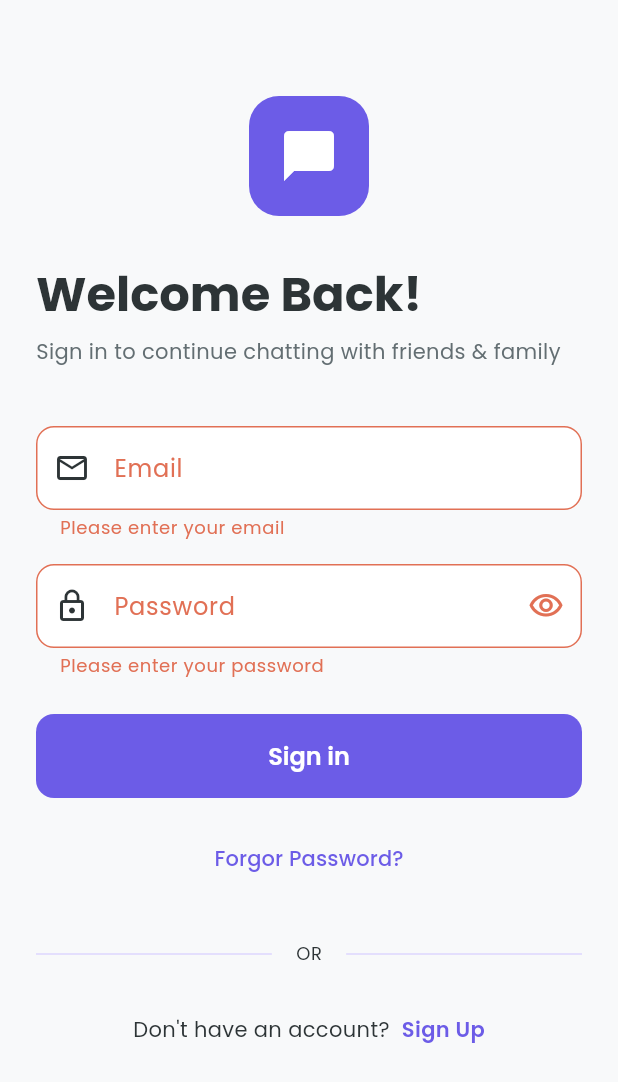
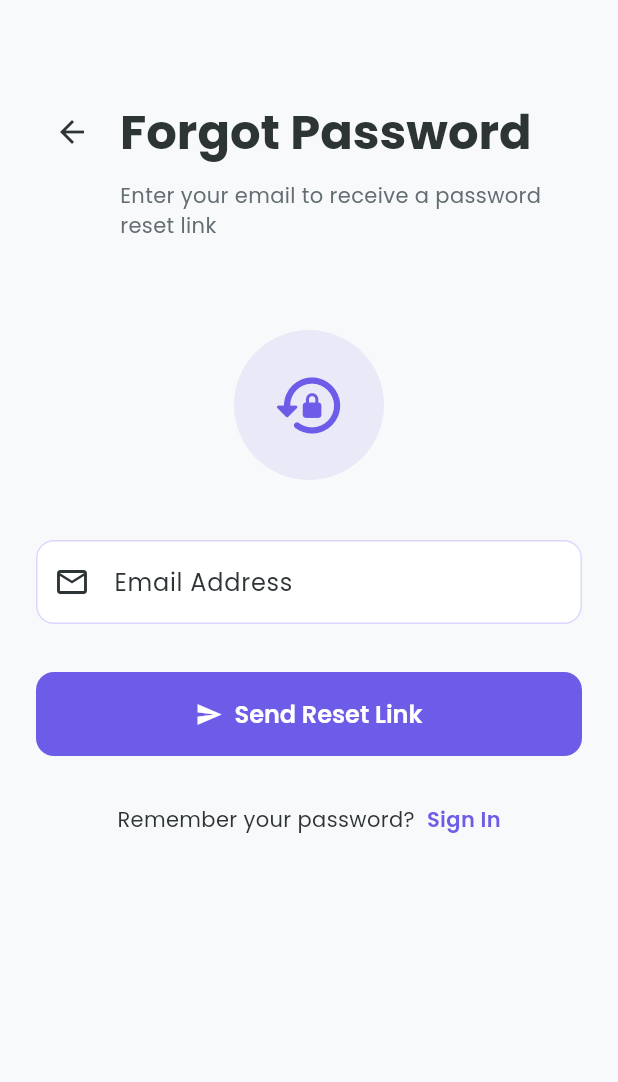
Before and after one commit to RuomiChen/chat_app, a Flutter app: the screen it shows after launch, after a tap on "Sign in", after a tap on "Forgor Password?", on a phone screen of 412 x 824 dp. Shown: the top 1082 px of the screen. Run offline on Flutter 3.47's test engine with Material 3 defaults, Android fonts, the phone set to English and light mode, and no system bars; our stand-ins replace cloud_firestore, firebase_auth, firebase_core, get, google_fonts; accounts and stored records are empty.

```diff
--- a/lib/controllers/auth_controller.dart
+++ b/lib/controllers/auth_controller.dart
@@ -31,8 +31,8 @@ class AuthController extends GetxController {
         Get.offAllNamed(AppRoutes.login);
       }
     } else {
-      if (Get.currentRoute != AppRoutes.main) {
-        Get.offAllNamed(AppRoutes.main);
+      if (Get.currentRoute != AppRoutes.profile) {
+        Get.offAllNamed(AppRoutes.profile);
       }
     }
     if (!_isinitialized.value) {
@@ -44,7 +44,7 @@ class AuthController extends GetxController {
     final currentUser = FirebaseAuth.instance.currentUser;
     if (currentUser != null) {
       _user.value = currentUser;
-      Get.offAllNamed(AppRoutes.main);
+      Get.offAllNamed(AppRoutes.profile);
     } else {
       Get.offAllNamed(AppRoutes.login);
     }
@@ -61,7 +61,7 @@ class AuthController extends GetxController {
       );
       if (userModel != null) {
         _userModel.value = userModel;
-        Get.offAllNamed(AppRoutes.main);
+        Get.offAllNamed(AppRoutes.profile);
       }
     } catch (e) {
       _error.value = e.toString();
@@ -82,7 +82,7 @@ class AuthController extends GetxController {
       );
       if (userModel != null) {
         _userModel.value = userModel;
-        Get.offAllNamed(AppRoutes.main);
+        Get.offAllNamed(AppRoutes.profile);
       }
     } catch (e) {
       _error.value = e.toString();
--- a/lib/routes/app_pages.dart
+++ b/lib/routes/app_pages.dart
@@ -1,9 +1,11 @@
+import 'package:chat_app/controllers/profile_controller.dart';
 import 'package:chat_app/routes/app_routes.dart';
+import 'package:chat_app/views/auth/forgot_password_view.dart';
 import 'package:chat_app/views/auth/login_view.dart';
 import 'package:chat_app/views/auth/register_view.dart';
+import 'package:chat_app/views/profile_view.dart';
 import 'package:chat_app/views/splash_view.dart';
 import 'package:get/get.dart';
-import 'package:get/get_navigation/src/routes/get_route.dart';
 
 class AppPages {
   static const initial = AppRoutes.login;
@@ -12,11 +14,13 @@ class AppPages {
     GetPage(name: AppRoutes.splash, page: () => const SplashView()),
     GetPage(name: AppRoutes.login, page: ()=>const LoginView()),
     GetPage(name: AppRoutes.register, page: ()=>const RegisterView()),
-    // GetPage(name: AppRoutes.forgotPassword, page: ()=>const ForgotPasswordView()),
+    GetPage(name: AppRoutes.forgotPassword, page: ()=>const ForgotPasswordView()),
     // GetPage(name: AppRoutes.changePassword, page: ()=>const ChangePasswordView()),
     // GetPage(name: AppRoutes.home, page: ()=>const HomeView()),
     // GetPage(name: AppRoutes.main, page: ()=>const MainView()),
-    // GetPage(name: AppRoutes.profile, page: ()=>const ProfileView()),
+    GetPage(name: AppRoutes.profile, page: ()=>const ProfileView(),binding: BindingsBuilder((){
+      Get.put(ProfileController());
+    })),
     // GetPage(name: AppRoutes.chat, page: ()=>const ChatView()),
     // GetPage(name: AppRoutes.usersList, page: ()=>const UsersListView()),
     // GetPage(name: AppRoutes.friends, page: ()=>const FriendsView()),
--- /dev/null
+++ b/lib/views/auth/forgot_password_view.dart
@@ -0,0 +1,240 @@
+import 'package:chat_app/controllers/forgot_password_controller.dart';
+import 'package:chat_app/theme/app_theme.dart';
+import 'package:flutter/material.dart';
+import 'package:get/get.dart';
+
+class ForgotPasswordView extends StatelessWidget {
+  const ForgotPasswordView({super.key});
+
+  @override
+  Widget build(BuildContext context) {
+    final controller = Get.put(ForgotPasswordController());
+
+    return Scaffold(
+      body: SafeArea(
+        child: SingleChildScrollView(
+          padding: EdgeInsets.all(24),
+          child: Form(
+            key: controller.formKey,
+            child: Column(
+              crossAxisAlignment: CrossAxisAlignment.start,
+              children: [
+                SizedBox(height: 40),
+                Row(
+                  children: [
+                    IconButton(
+                      onPressed: controller.goBackToLogin,
+                      icon: Icon(Icons.arrow_back),
+                    ),
+                    SizedBox(width: 8),
+                    Text(
+                      'Forgot Password',
+                      style: Theme.of(context).textTheme.headlineLarge,
+                    ),
+                  ],
+                ),
+                SizedBox(height: 8),
+                Padding(
+                  padding: EdgeInsets.only(left: 56),
+                  child: Text(
+                    'Enter your email to receive a password reset link',
+                    style: Theme.of(context).textTheme.bodyMedium?.copyWith(
+                      color: AppTheme.textSecondaryColor,
+                    ),
+                  ),
+                ),
+                SizedBox(height: 60),
+                Center(
+                  child: Container(
+                    width: 100,
+                    height: 100,
+                    decoration: BoxDecoration(
+                      color: AppTheme.primaryColor.withOpacity(0.1),
+                      borderRadius: BorderRadius.circular(50),
+                    ),
+                    child: Icon(
+                      Icons.lock_reset_rounded,
+                      size: 50,
+                      color: AppTheme.primaryColor,
+                    ),
+                  ),
+                ),
+                SizedBox(height: 40),
+                Obx(() {
+                  if (controller.emailSent) {
+                    return _buildEmailSentContent(controller);
+                    // return SizedBox();
+                  } else {
+                    return _buildEmailForm(controller);
+                  }
+                }),
+              ],
+            ),
+          ),
+        ),
+      ),
+    );
+  }
+
+  Widget _buildEmailForm(ForgotPasswordController controller) {
+    return Column(
+      children: [
+        TextFormField(
+          controller: controller.emailController,
+          keyboardType: TextInputType.emailAddress,
+          decoration: InputDecoration(
+            labelText: 'Email Address',
+            prefixIcon: Icon(Icons.email_outlined),
+            hintText: 'Enter your email address',
+          ),
+          validator: controller.validateEmail,
+        ),
+        SizedBox(height: 32),
+        Obx(
+          () => SizedBox(
+            width: double.infinity,
+            child: ElevatedButton.icon(
+              onPressed: controller.isLoading
+                  ? null
+                  : controller.sentPasswordResetEmail,
+              icon: controller.isLoading
+                  ? SizedBox(
+                      height: 20,
+                      width: 20,
+                      child: CircularProgressIndicator(
+                        strokeWidth: 2,
+                        color: Colors.white,
+                      ),
+                    )
+                  : Icon(Icons.send),
+              label: Text(
+                controller.isLoading ? 'Sending...' : 'Send Reset Link',
+              ),
+            ),
+          ),
+        ),
+        SizedBox(height: 32),
+        Row(
+          mainAxisAlignment: MainAxisAlignment.center,
+          children: [
+            Text(
+              'Remember your password?',
+              style: Theme.of(Get.context!).textTheme.bodyMedium,
+            ),
+            SizedBox(width: 8),
+            GestureDetector(
+              onTap: controller.goBackToLogin,
+              child: Text(
+                'Sign In',
+                style: Theme.of(Get.context!).textTheme.bodyMedium?.copyWith(
+                  color: AppTheme.primaryColor,
+                  fontWeight: FontWeight.w600,
+                ),
+              ),
+            ),
+          ],
+        ),
+      ],
+    );
+  }
+
+  Widget _buildEmailSentContent(ForgotPasswordController controller) {
+    return Column(
+      children: [
+        Container(
+          padding: EdgeInsets.all(20),
+          decoration: BoxDecoration(
+            color: AppTheme.successColor.withOpacity(0.1),
+            borderRadius: BorderRadius.circular(16),
+            border: Border.all(color: AppTheme.successColor.withOpacity(0.3)),
+          ),
+          child: Column(
+            children: [
+              Icon(
+                Icons.mark_email_read_rounded,
+                size: 60,
+                color: AppTheme.successColor,
+              ),
+              SizedBox(height: 16),
+              Text(
+                'Email Sent!',
+                style: Theme.of(Get.context!).textTheme.headlineSmall?.copyWith(
+                  color: AppTheme.successColor,
+                  fontWeight: FontWeight.bold,
+                ),
+              ),
+              SizedBox(height: 8),
+              Text(
+                "we've sent a password reset link to:",
+                style: Theme.of(Get.context!).textTheme.headlineSmall?.copyWith(
+                  color: AppTheme.textSecondaryColor,
+                ),
+                textAlign: TextAlign.center,
+              ),
+              SizedBox(height: 4),
+              Text(
+                controller.emailController.text,
+                style: Theme.of(Get.context!).textTheme.bodyLarge?.copyWith(
+                  color: AppTheme.primaryColor,
+                  fontWeight: FontWeight.w600,
+                ),
+                textAlign: TextAlign.center,
+              ),
+              SizedBox(height: 12),
+              Text(
+                'Check your email and follow the instructions to reset your password',
+                style: Theme.of(Get.context!).textTheme.bodySmall?.copyWith(
+                  color: AppTheme.textSecondaryColor,
+                ),
+                textAlign: TextAlign.center,
+              ),
+            ],
+          ),
+        ),
+        SizedBox(height: 32),
+        SizedBox(
+          width: double.infinity,
+          child: OutlinedButton.icon(
+            onPressed: controller.resendEmail,
+            label: Text('Resend Email'),
+          ),
+        ),
+        SizedBox(height: 16),
+        SizedBox(
+          width: double.infinity,
+          child: ElevatedButton.icon(
+            onPressed: controller.goBackToLogin,
+            icon: Icon(Icons.arrow_back),
+            label: Text('Back To Sign In'),
+          ),
+        ),
+        SizedBox(height: 24),
+        Container(
+          padding: EdgeInsets.all(16),
+          decoration: BoxDecoration(
+            color: AppTheme.secondaryColor.withOpacity(0.1),
+            borderRadius: BorderRadius.circular(12),
+          ),
+          child: Row(
+            children: [
+              Icon(
+                Icons.info_outline,
+                size: 20,
+                color: AppTheme.secondaryColor,
+              ),
+              SizedBox(width: 12),
+              Expanded(
+                child: Text(
+                  "Didn't receive the mail? Check tour spam folder or try again",
+                  style: Theme.of(Get.context!).textTheme.bodySmall?.copyWith(
+                    color: AppTheme.secondaryColor,
+                  ),
+                ),
+              ),
+            ],
+          ),
+        ),
+      ],
+    );
+  }
+}
--- a/lib/views/splash_view.dart
+++ b/lib/views/splash_view.dart
@@ -43,7 +43,7 @@ class _SplashViewState extends State<SplashView>
     final authController = Get.put(AuthController(), permanent: true);
     await Future.delayed(Duration(milliseconds: 500));
     if (authController.isAuthenticated) {
-      Get.offAllNamed(AppRoutes.main);
+      Get.offAllNamed(AppRoutes.profile);
     } else {
       Get.offAndToNamed(AppRoutes.login);
     }
```
Also changed, not shown: lib/controllers/forgot_password_controller.dart (added, +73 -0 lines), lib/controllers/profile_controller.dart (added, +145 -0 lines), lib/models/user_model.dart (+24 -2 lines), lib/services/firestore_service.dart (+23 -8 lines), lib/views/auth/register_view.dart (+9 -16 lines), lib/views/profile_view.dart (added, +137 -0 lines).
